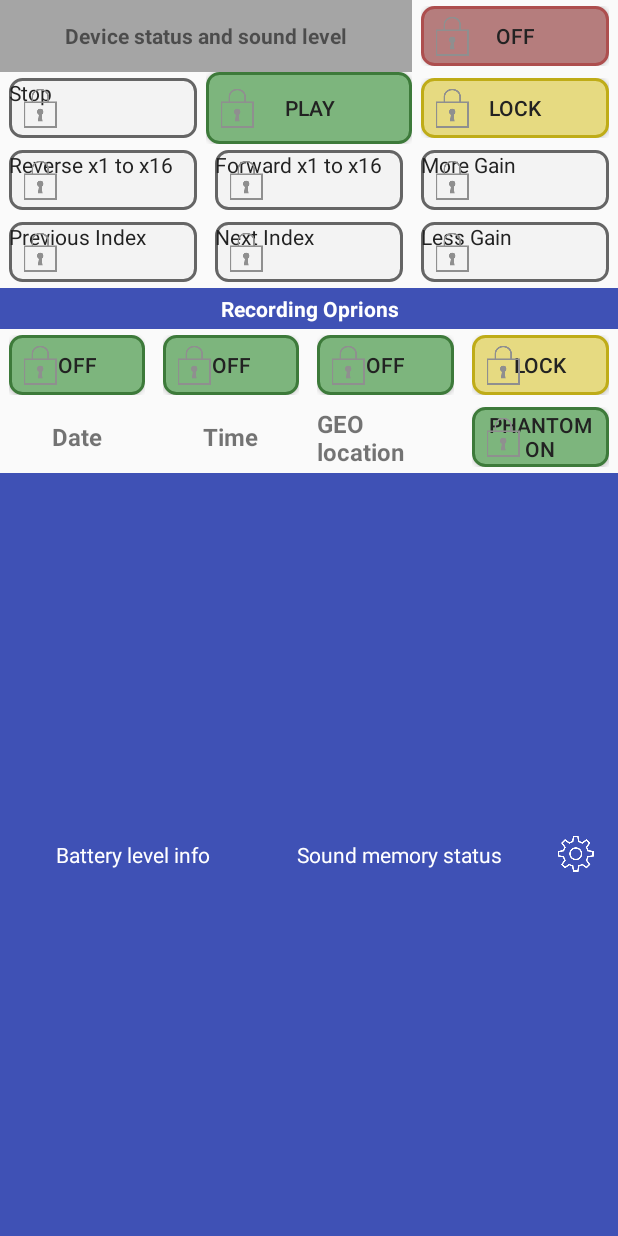
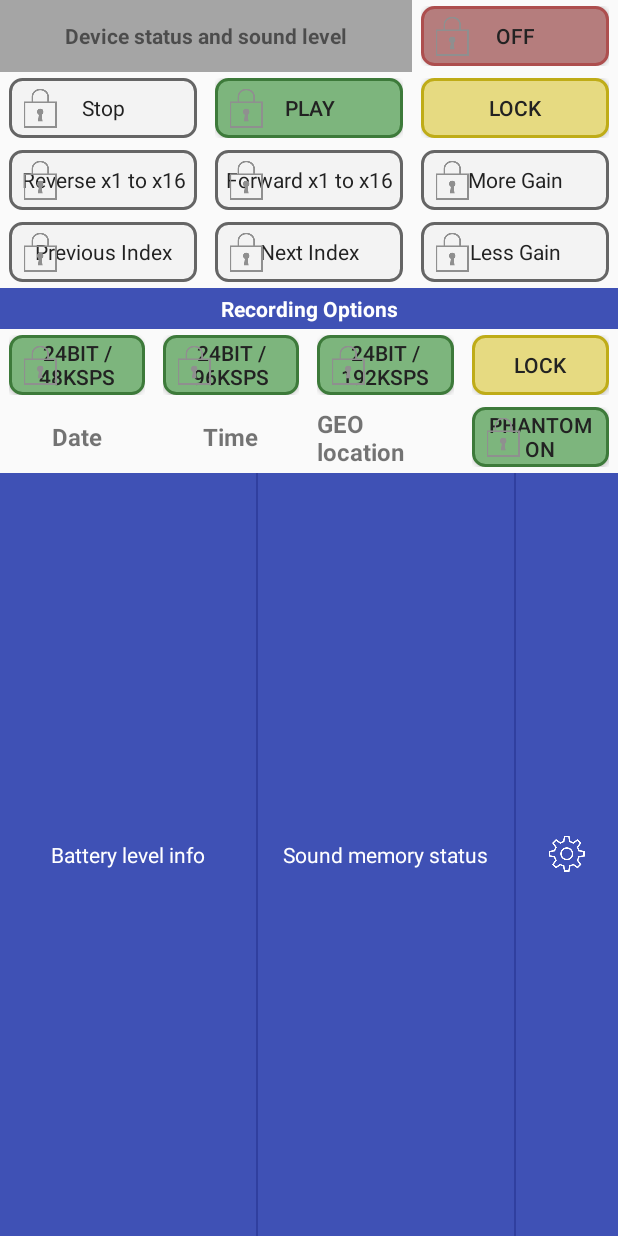
Before and after one commit to stas-perchenko/bt-recorder, an Android app: the layout activity_final.xml on its own in the app's theme, with its tools: preview values and no code run, on a phone screen of 412 x 824 dp. Run offline under Robolectric (Android 15) with nearby library versions, the phone set to English and light mode, and no system bars.

Commit message:
Layout bugfixes. Layoun ViewModel with Lock/Unlock option

```diff
--- a/app/src/main/java/com/alperez/bt_microphone/ui/activity/FinalActivity.java
+++ b/app/src/main/java/com/alperez/bt_microphone/ui/activity/FinalActivity.java
@@ -1,10 +1,29 @@
 package com.alperez.bt_microphone.ui.activity;
 
+import android.databinding.DataBindingUtil;
+import android.os.Bundle;
+import android.support.annotation.Nullable;
 import android.support.v7.app.AppCompatActivity;
+import android.view.View;
+
+import com.alperez.bt_microphone.R;
+import com.alperez.bt_microphone.databinding.ActivityFinalBinding;
+import com.alperez.bt_microphone.ui.viewmodel.MainControlsViewModel;
 
 /**
  * Created by stanislav.perchenko on 3/24/2017.
  */
 
 public class FinalActivity extends AppCompatActivity {
+
+    private ActivityFinalBinding vBinding;
+
+    @Override
+    protected void onCreate(@Nullable Bundle savedInstanceState) {
+        super.onCreate(savedInstanceState);
+        vBinding = DataBindingUtil.setContentView(this, R.layout.activity_final);
+        vBinding.setViewModel(new MainControlsViewModel());
+
+        vBinding.actionSettings.setOnClickListener(v -> {});
+    }
 }
--- /dev/null
+++ b/app/src/main/java/com/alperez/bt_microphone/ui/viewmodel/MainControlsViewModel.java
@@ -0,0 +1,39 @@
+package com.alperez.bt_microphone.ui.viewmodel;
+
+import android.databinding.BaseObservable;
+import android.databinding.Bindable;
+
+import com.alperez.bt_microphone.BR;
+
+/**
+ * Created by stanislav.perchenko on 3/25/2017.
+ */
+
+public class MainControlsViewModel extends BaseObservable {
+
+
+    private boolean controlsLocked;
+    private boolean optionsLocked;
+
+
+    @Bindable
+    public boolean isControlsLocked() {
+        return controlsLocked;
+    }
+
+    public void setControlsLocked(boolean controlsLocked) {
+        this.controlsLocked = controlsLocked;
+        notifyPropertyChanged(BR.controlsLocked);
+    }
+
+
+    @Bindable
+    public boolean isOptionsLocked() {
+        return optionsLocked;
+    }
+
+    public void setOptionsLocked(boolean optionsLocked) {
+        this.optionsLocked = optionsLocked;
+        notifyPropertyChanged(BR.optionsLocked);
+    }
+}
--- a/app/src/main/java/com/alperez/bt_microphone/ui/widget/LockableButton.java
+++ b/app/src/main/java/com/alperez/bt_microphone/ui/widget/LockableButton.java
@@ -7,6 +7,7 @@ import android.graphics.Canvas;
 import android.graphics.drawable.Drawable;
 import android.os.Build;
 import android.util.AttributeSet;
+import android.view.Gravity;
 import android.widget.TextView;
 
 import com.alperez.bt_microphone.R;
@@ -50,6 +51,7 @@ public class LockableButton extends TextView {
             drawableLock = a.getDrawable(R.styleable.LockableToggleButton_drawable_lock);
             locked = a.getBoolean(R.styleable.LockableToggleButton_state_locked, locked);
             drLockMargin = a.getDimensionPixelSize(R.styleable.LockableToggleButton_drawable_lock_margin, 0);
+            setGravity(Gravity.CENTER);
         } finally {
             a.recycle();
         }
--- a/app/src/main/res/layout/activity_final.xml
+++ b/app/src/main/res/layout/activity_final.xml
@@ -4,6 +4,11 @@
 
 
     <data>
+
+
+        <variable
+            name="viewModel"
+            type="com.alperez.bt_microphone.ui.viewmodel.MainControlsViewModel"/>
 
     </data>
 
@@ -51,7 +56,8 @@
                     android:layout_height="match_parent"
                     app:theme="@style/ThemeButton.TogglableRed"
                     style="@style/ButtonLockable.Togglable"
-                    android:text="@string/action_record"/>
+                    android:text="@string/action_record"
+                    app:locked="@{viewModel.controlsLocked}" />
 
             </FrameLayout>
 
@@ -79,7 +85,8 @@
                     android:layout_height="match_parent"
                     app:theme="@style/ThemeButton.RegularGray"
                     style="@style/ButtonLockable.Regular"
-                    android:text="@string/action_stop"/>
+                    android:text="@string/action_stop"
+                    app:locked="@{viewModel.controlsLocked}"/>
 
             </FrameLayout>
 
@@ -87,7 +94,11 @@
             <FrameLayout
                 android:layout_width="0dp"
                 android:layout_height="match_parent"
-                android:layout_weight="1">
+                android:layout_weight="1"
+                android:paddingTop="4dp"
+                android:paddingBottom="4dp"
+                android:paddingLeft="6dp"
+                android:paddingRight="6dp">
 
                 <com.alperez.bt_microphone.ui.widget.LockableToggleButton
                     android:layout_width="match_parent"
@@ -95,7 +106,8 @@
                     app:theme="@style/ThemeButton.TogglableGreen"
                     style="@style/ButtonLockable.Togglable"
                     android:textOff="@string/action_play"
-                    android:textOn="@string/action_pause" />
+                    android:textOn="@string/action_pause"
+                    app:locked="@{viewModel.controlsLocked}"/>
 
             </FrameLayout>
 
@@ -109,13 +121,14 @@
                 android:paddingLeft="6dp"
                 android:paddingRight="6dp">
 
-                <com.alperez.bt_microphone.ui.widget.LockableToggleButton
+                <ToggleButton
                     android:layout_width="match_parent"
                     android:layout_height="match_parent"
                     app:theme="@style/ThemeButton.TogglableOrange"
                     style="@style/ButtonLockable.Togglable"
                     android:textOff="@string/action_lock"
-                    android:textOn="@string/action_unlock" />
+                    android:textOn="@string/action_unlock"
+                    android:checked="@={viewModel.controlsLocked}"/>
 
             </FrameLayout>
 
@@ -143,7 +156,8 @@
                     android:layout_height="match_parent"
                     app:theme="@style/ThemeButton.RegularGray"
                     style="@style/ButtonLockable.Regular"
-                    android:text="@string/action_rev"/>
+                    android:text="@string/action_rev"
+                    app:locked="@{viewModel.controlsLocked}" />
 
             </FrameLayout>
 
@@ -162,7 +176,8 @@
                     android:layout_height="match_parent"
                     app:theme="@style/ThemeButton.RegularGray"
                     style="@style/ButtonLockable.Regular"
-                    android:text="@string/action_fvd"/>
+                    android:text="@string/action_fvd"
+                    app:locked="@{viewModel.controlsLocked}" />
 
             </FrameLayout>
 
@@ -181,7 +196,8 @@
                     android:layout_height="match_parent"
                     app:theme="@style/ThemeButton.RegularGray"
                     style="@style/ButtonLockable.Regular"
-                    android:text="@string/action_gain_up"/>
+                    android:text="@string/action_gain_up"
+                    app:locked="@{viewModel.controlsLocked}" />
 
             </FrameLayout>
 
@@ -209,7 +225,8 @@
                     android:layout_height="match_parent"
                     app:theme="@style/ThemeButton.RegularGray"
                     style="@style/ButtonLockable.Regular"
-                    android:text="@string/action_prev_index"/>
+                    android:text="@string/action_prev_index"
+                    app:locked="@{viewModel.controlsLocked}" />
 
             </FrameLayout>
 
@@ -228,7 +245,8 @@
                     android:layout_height="match_parent"
                     app:theme="@style/ThemeButton.RegularGray"
                     style="@style/ButtonLockable.Regular"
-                    android:text="@string/action_text_index"/>
+                    android:text="@string/action_text_index"
+                    app:locked="@{viewModel.controlsLocked}" />
 
             </FrameLayout>
 
@@ -247,7 +265,8 @@
                     android:layout_height="match_parent"
                     app:theme="@style/ThemeButton.RegularGray"
                     style="@style/ButtonLockable.Regular"
-                    android:text="@string/action_gain_down"/>
+                    android:text="@string/action_gain_down"
+                    app:locked="@{viewModel.controlsLocked}" />
 
             </FrameLayout>
 
@@ -289,7 +308,9 @@
                     android:layout_height="match_parent"
                     app:theme="@style/ThemeButton.TogglableGreen"
                     style="@style/ButtonLockable.Togglable"
-                    android:text="@string/action_quality_24_48"/>
+                    android:textOn="@string/action_quality_24_48"
+                    android:textOff="@string/action_quality_24_48"
+                    app:locked="@{viewModel.optionsLocked}"/>
 
             </FrameLayout>
 
@@ -308,7 +329,9 @@
                     android:layout_height="match_parent"
                     app:theme="@style/ThemeButton.TogglableGreen"
                     style="@style/ButtonLockable.Togglable"
-                    android:text="@string/action_quality_24_96"/>
+                    android:textOn="@string/action_quality_24_96"
+                    android:textOff="@string/action_quality_24_96"
+                    app:locked="@{viewModel.optionsLocked}"/>
 
             </FrameLayout>
 
@@ -327,7 +350,9 @@
                     android:layout_height="match_parent"
                     app:theme="@style/ThemeButton.TogglableGreen"
                     style="@style/ButtonLockable.Togglable"
-                    android:text="@string/action_quality_24_192"/>
+                    android:textOn="@string/action_quality_24_192"
+                    android:textOff="@string/action_quality_24_192"
+                    app:locked="@{viewModel.optionsLocked}"/>
 
             </FrameLayout>
 
@@ -341,13 +366,14 @@
                 android:paddingLeft="6dp"
                 android:paddingRight="6dp">
 
-                <com.alperez.bt_microphone.ui.widget.LockableToggleButton
+                <ToggleButton
                     android:layout_width="match_parent"
                     android:layout_height="match_parent"
                     app:theme="@style/ThemeButton.TogglableOrange"
                     style="@style/ButtonLockable.Togglable"
                     android:textOn="@string/action_unlock"
-                    android:textOff="@string/action_lock" />
+                    android:textOff="@string/action_lock"
+                    android:checked="@={viewModel.optionsLocked}"/>
 
             </FrameLayout>
 
@@ -436,7 +462,8 @@
                     app:theme="@style/ThemeButton.TogglableGreen"
                     style="@style/ButtonLockable.Togglable"
                     android:textOff="@string/action_pahntom_on"
-                    android:textOn="@string/action_pahntom_off" />
+                    android:textOn="@string/action_pahntom_off"
+                    app:locked="@{viewModel.optionsLocked}"/>
 
             </FrameLayout>
 
@@ -465,6 +492,12 @@
 
             </FrameLayout>
 
+            <View
+                android:layout_width="1dp"
+                android:layout_height="match_parent"
+                android:layout_weight="0"
+                android:background="@color/colorPrimaryDark"/>
+
             <!-- Row: 5, Column: 1 -->
             <FrameLayout
                 android:layout_width="0dp"
@@ -478,13 +511,20 @@
                     android:text="Sound memory status"/>
             </FrameLayout>
 
-            <ImageView
+            <View
+                android:layout_width="1dp"
+                android:layout_height="match_parent"
+                android:layout_weight="0"
+                android:background="@color/colorPrimaryDark"/>
+
+            <ImageView android:id="@+id/action_settings"
                 android:layout_width="wrap_content"
                 android:layout_height="wrap_content"
                 android:layout_weight="0"
                 android:layout_marginLeft="@dimen/activity_horizontal_margin"
                 android:layout_marginRight="@dimen/activity_horizontal_margin"
                 android:layout_gravity="center_vertical"
+                android:padding="6dp"
                 android:src="@drawable/ic_settings_24px"
                 android:clickable="true"
                 android:background="?attr/selectableItemBackgroundBorderless"/>
--- a/app/src/main/res/values/strings.xml
+++ b/app/src/main/res/values/strings.xml
@@ -35,6 +35,6 @@
 
     <string name="action_clear_db">Clear device cache</string>
 
-    <string name="section_title_rec_options">Recording Oprions</string>
+    <string name="section_title_rec_options">Recording Options</string>
 
 </resources>
```
